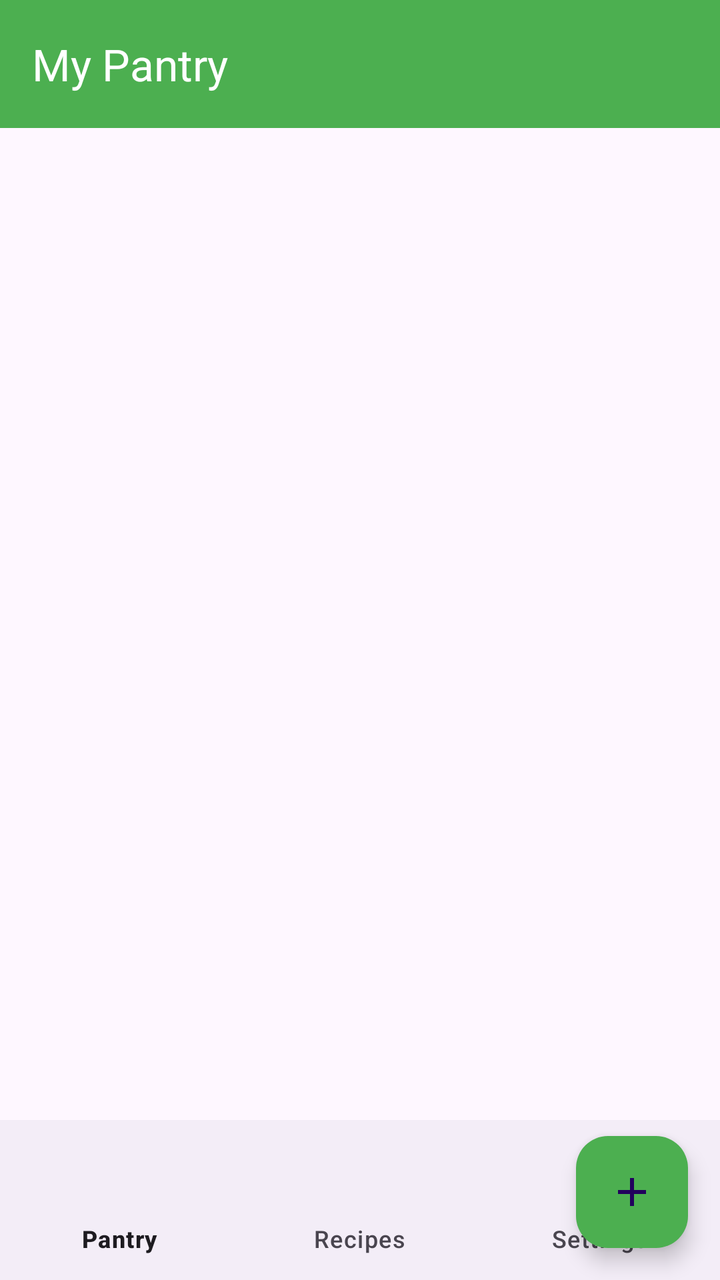
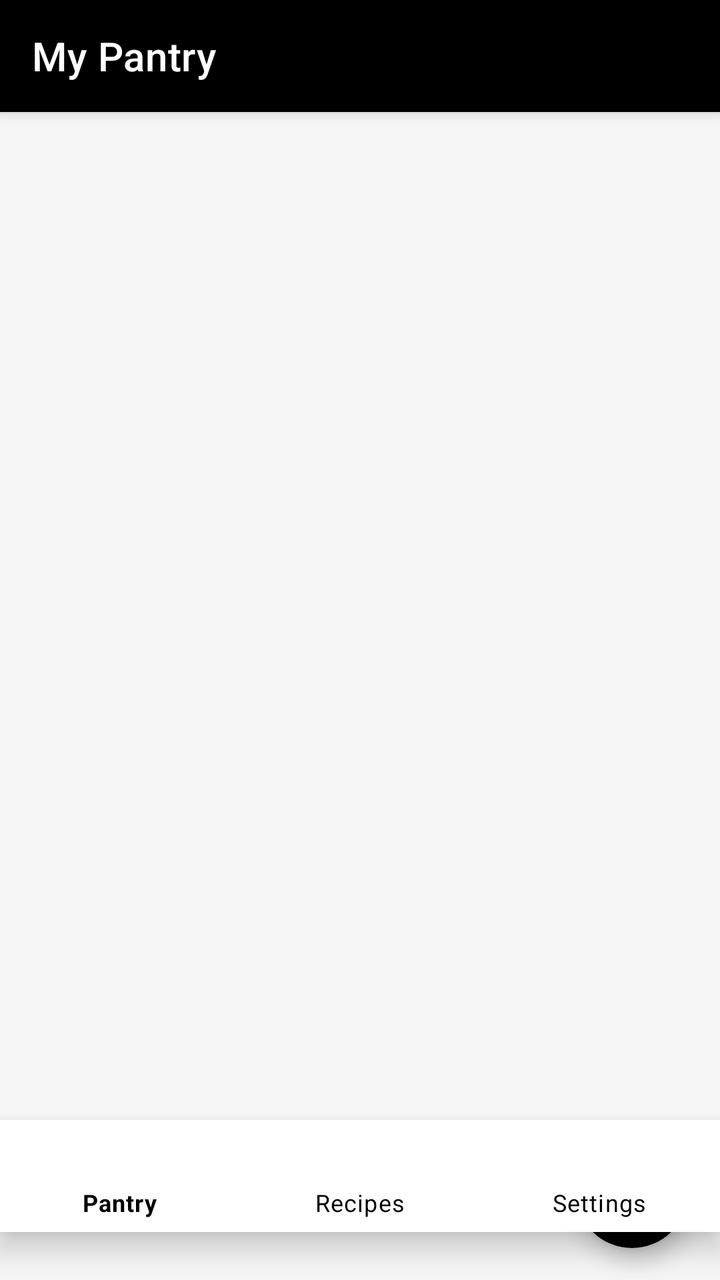

Screens rendered from an Android XML layout before and after an edit, with the pre-edit source and the edit as a unified diff.
<!-- AndroidManifest.xml: application theme Theme.SmartPantryManager -->
<!-- res/layout/activity_main.xml -->
<?xml version="1.0" encoding="utf-8"?>
<androidx.coordinatorlayout.widget.CoordinatorLayout
    xmlns:android="http://schemas.android.com/apk/res/android"
    xmlns:app="http://schemas.android.com/apk/res-auto"
    android:layout_width="match_parent"
    android:layout_height="match_parent">

    <com.google.android.material.appbar.AppBarLayout
        android:layout_width="match_parent"
        android:layout_height="wrap_content">
        <com.google.android.material.appbar.MaterialToolbar
            android:id="@+id/toolbar"
            android:layout_width="match_parent"
            android:layout_height="?attr/actionBarSize"
            android:background="#4CAF50"
            app:title="My Pantry"
            app:titleTextColor="@android:color/white" />
    </com.google.android.material.appbar.AppBarLayout>

    <LinearLayout
        android:layout_width="match_parent"
        android:layout_height="match_parent"
        android:orientation="vertical"
        android:padding="16dp"
        app:layout_behavior="@string/appbar_scrolling_view_behavior">

        <TextView
            android:id="@+id/tvEmptyState"
            android:layout_width="match_parent"
            android:layout_height="wrap_content"
            android:text="Your pantry is empty.\nTap + to add ingredients!"
            android:textAlignment="center"
            android:textSize="18sp"
            android:padding="32dp"
            android:visibility="gone" />

        <androidx.recyclerview.widget.RecyclerView
            android:id="@+id/recyclerViewPantry"
            android:layout_width="match_parent"
            android:layout_height="0dp"
            android:layout_weight="1" />
    </LinearLayout>

    <com.google.android.material.floatingactionbutton.FloatingActionButton
        android:id="@+id/fabAddItem"
        android:layout_width="wrap_content"
        android:layout_height="wrap_content"
        android:layout_gravity="bottom|end"
        android:layout_margin="16dp"
        android:src="@drawable/ic_add"
        app:backgroundTint="#4CAF50" />

    <com.google.android.material.bottomnavigation.BottomNavigationView
        android:id="@+id/bottomNavigation"
        android:layout_width="match_parent"
        android:layout_height="wrap_content"
        android:layout_gravity="bottom"
        app:menu="@menu/bottom_nav_menu"
        app:labelVisibilityMode="labeled" />
</androidx.coordinatorlayout.widget.CoordinatorLayout>
<!-- resources referenced by this layout -->
<resources>
  <!-- drawable ic_add (drawable) -->
  <vector xmlns:android="http://schemas.android.com/apk/res/android" android:height="24dp" android:tint="#000000" android:viewportHeight="24" android:viewportWidth="24" android:width="24dp">
        
      <path android:fillColor="@android:color/white" android:pathData="M19,13h-6v6h-2v-6H5v-2h6V5h2v6h6v2z"/>
      
  </vector>
  <style name="Theme.SmartPantryManager" parent="Base.Theme.SmartPantryManager" />
  <style name="Base.Theme.SmartPantryManager" parent="Theme.Material3.DayNight.NoActionBar">
          
          
      </style>
</resources>

<!-- the commit's change to res/layout/activity_main.xml (unified diff, before → after) -->
@@ -12,7 +12,7 @@
             android:id="@+id/toolbar"
             android:layout_width="match_parent"
             android:layout_height="?attr/actionBarSize"
-            android:background="#4CAF50"
+            android:background="#000000"
             app:title="My Pantry"
             app:titleTextColor="@android:color/white" />
     </com.google.android.material.appbar.AppBarLayout>
@@ -30,6 +30,7 @@
             android:layout_height="wrap_content"
             android:text="Your pantry is empty.\nTap + to add ingredients!"
             android:textAlignment="center"
+            android:textColor="#000000"
             android:textSize="18sp"
             android:padding="32dp"
             android:visibility="gone" />
@@ -48,13 +49,18 @@
         android:layout_gravity="bottom|end"
         android:layout_margin="16dp"
         android:src="@drawable/ic_add"
-        app:backgroundTint="#4CAF50" />
+        app:backgroundTint="#000000"
+        app:tint="#FFFFFF" />
 
     <com.google.android.material.bottomnavigation.BottomNavigationView
         android:id="@+id/bottomNavigation"
         android:layout_width="match_parent"
         android:layout_height="wrap_content"
         android:layout_gravity="bottom"
+        android:layout_marginBottom="24dp"
+        android:background="#FFFFFF"
+        app:itemIconTint="#000000"
+        app:itemTextColor="#000000"
         app:menu="@menu/bottom_nav_menu"
         app:labelVisibilityMode="labeled" />
 </androidx.coordinatorlayout.widget.CoordinatorLayout>
<!-- resource entries referenced after the edit -->
@@ -6,10 +6,23 @@
       <path android:fillColor="@android:color/white" android:pathData="M19,13h-6v6h-2v-6H5v-2h6V5h2v6h6v2z"/>
       
   </vector>
-  <style name="Theme.SmartPantryManager" parent="Base.Theme.SmartPantryManager" />
-  <style name="Base.Theme.SmartPantryManager" parent="Theme.Material3.DayNight.NoActionBar">
+  <style name="Theme.SmartPantryManager" parent="Theme.MaterialComponents.DayNight.NoActionBar">
           
+          <item name="colorPrimary">#000000</item>
+          <item name="colorPrimaryVariant">#000000</item>
+          <item name="colorOnPrimary">#FFFFFF</item>
+  
           
+          <item name="colorSecondary">#000000</item>
+          <item name="colorSecondaryVariant">#000000</item>
+          <item name="colorOnSecondary">#FFFFFF</item>
+  
+          
+          <item name="android:statusBarColor">#000000</item>
+          <item name="android:windowLightStatusBar">false</item>
+  
+          
+          <item name="android:windowBackground">#F5F5F5</item>
       </style>
 </resources>
 
